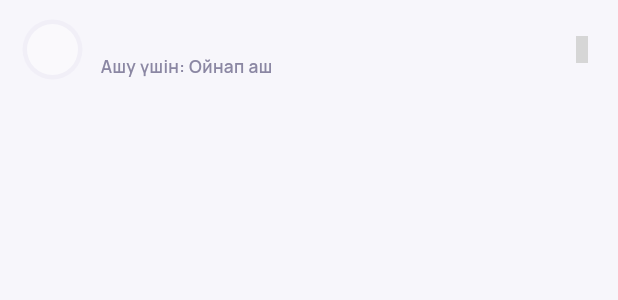
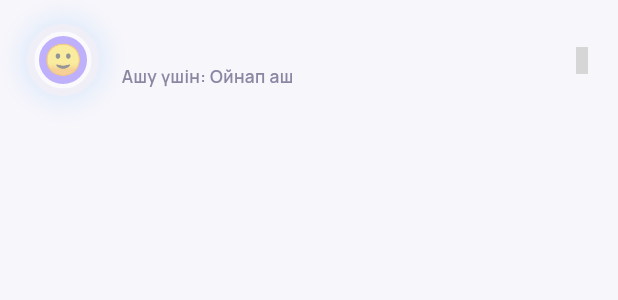
Before and after one commit to zhambyl14/sozqor, a Flutter app: the _CosmeticRow widget shown alone on an empty page, opened directly with empty values, on a phone screen of 412 x 824 dp. Shown: the top 300 px of the screen. Run offline on Flutter 3.47's test engine with Material 3 defaults, Android fonts, the phone set to English and light mode, and no system bars; our stand-ins replace firebase_core, firebase_messaging, flutter_local_notifications, flutter_riverpod, flutter_tts, google_fonts and 6 more; missing offline and left inert: phosphoricons_flutter; accounts and stored records are empty; network calls fail; grey boxes are pictures that could not be loaded.

Commit message:
Make a bought cosmetic look bought, wherever it is seen
The shop drew its own previews: a frame was one flat disc of one colour.
The renderer that draws the real thing — gradient, sweep, shimmer, pulse
— already existed and the shop simply never called it, so every item in
the catalogue looked like nothing worth paying for. It calls it now, at
a size worth looking at, with the rarity as light around the item rather
than only as a word underneath it. Banners get their sheen, auras their
actual glow, titles the letter they are.

And worn_cosmetics never returned the frames second colour or its
motion, so only the owner ever saw either: to everybody else — the
opponent across a rated battle, anyone opening the profile — the thing
they bought to be seen with was a plain ring. It returns both now, and
WornAvatar hands a moving frame to the same renderer.

Co-Authored-By: Claude Opus 5 <noreply@anthropic.com>

```diff
--- a/lib/data/repos/cosmetics_repo.dart
+++ b/lib/data/repos/cosmetics_repo.dart
@@ -144,6 +144,13 @@ class Cosmetic {
 class WornCosmetics {
   final String? frameId;
   final String? frameColor;
+
+  /// The frame's second colour and its motion. Without these, everybody but
+  /// the owner saw a flat ring: the effect was rendered from the shop
+  /// catalogue, which only the owner's own profile reads. An item bought to
+  /// be seen was invisible to exactly the people it was bought for.
+  final String? frameColor2;
+  final String? frameFx;
   final String? titleKk, titleRu;
   final String? bannerColor;
   final String? badgeEmoji;
@@ -152,6 +159,8 @@ class WornCosmetics {
   const WornCosmetics({
     this.frameId,
     this.frameColor,
+    this.frameColor2,
+    this.frameFx,
     this.titleKk,
     this.titleRu,
     this.bannerColor,
@@ -205,6 +214,8 @@ class CosmeticsRepo {
       out[id] = WornCosmetics(
         frameId:     m['frame'] as String?,
         frameColor:  m['frame_color'] as String?,
+        frameColor2: m['frame_color2'] as String?,
+        frameFx:     m['frame_fx'] as String?,
         titleKk:     m['title_kk'] as String?,
         titleRu:     m['title_ru'] as String?,
         bannerColor: m['banner_color'] as String?,
--- a/lib/features/profile/shop_screen.dart
+++ b/lib/features/profile/shop_screen.dart
@@ -30,6 +30,7 @@ import 'package:phosphoricons_flutter/phosphoricons_flutter.dart';
 import '../../core/theme/app_colors.dart';
 import '../../core/widgets/sq.dart';
 import '../../data/repos/cosmetics_repo.dart';
+import 'cosmetic_preview.dart';
 import '../../data/supa.dart';
 import '../../providers.dart';
 import '../home/missions_screen.dart';
@@ -361,7 +362,8 @@ class _CosmeticRow extends StatelessWidget {
   /// frame shows its ring, a banner its stripe, an aura its glow, a badge and
   /// an avatar their character. Nothing here switches over known ids, so an
   /// item the moderator adds tonight draws itself correctly tomorrow.
-  Widget _preview(BuildContext context) => cosmeticPreview(context, item);
+  Widget _preview(BuildContext context) =>
+      cosmeticPreview(context, item, size: 48);
 
   @override
   Widget build(BuildContext context) {
@@ -382,8 +384,23 @@ class _CosmeticRow extends StatelessWidget {
     return SqTile(
       padding: const EdgeInsets.symmetric(horizontal: 15, vertical: 13),
       leading: Opacity(
-        opacity: item.isReward && !item.unlocked ? 0.4 : 1,
-        child: _preview(context),
+        // A locked reward is dimmed rather than hidden: seeing what is behind
+        // the streak is the reason to keep the streak.
+        opacity: item.isReward && !item.unlocked ? 0.45 : 1,
+        child: Container(
+          padding: const EdgeInsets.all(3),
+          decoration: BoxDecoration(
+            shape: BoxShape.circle,
+            // The rarity as light around the item, so an epic reads as epic
+            // across the room instead of only in the word underneath it.
+            boxShadow: item.isDefault
+                ? null
+                : [BoxShadow(
+                    color: rarity.tint.withValues(alpha: 0.30),
+                    blurRadius: 14, spreadRadius: 1)],
+          ),
+          child: _preview(context),
+        ),
       ),
       title: item.name,
       subtitle: subtitle,
@@ -430,27 +447,47 @@ class _CosmeticRow extends StatelessWidget {
 
 /// The swatch a cosmetic is recognised by. Shared with the "wearing now"
 /// strip so an item never looks like two different things.
-Widget cosmeticPreview(BuildContext context, Cosmetic item, {double size = 40}) {
+/// What an item looks like, drawn from its own payload.
+///
+/// This used to be a flat disc of one colour for a frame, a plain stripe for
+/// a banner and a ring for an aura — which is precisely why the shop looked
+/// like nothing worth buying: the animated renderer already existed in
+/// cosmetic_preview.dart and the shop was not using it. A frame now previews
+/// with its real gradient and its real motion, so what you pay for is what
+/// you saw.
+///
+/// Nothing here switches over known ids, so an item a moderator adds tonight
+/// draws itself correctly tomorrow.
+Widget cosmeticPreview(BuildContext context, Cosmetic item, {double size = 44}) {
   final d = isDark(context);
   final color = sqHexColor(item.color);
+  final second = frameSecondOf(item.data) ?? color;
+  final tint = _rarity(item.rarity).tint;
 
   switch (item.kind) {
     case CosmeticKind.frame:
-      return Container(
-        width: size, height: size,
-        padding: EdgeInsets.all(size * 0.075),
-        decoration: BoxDecoration(
-          color: color ?? AppColors.muted(d), shape: BoxShape.circle),
-        child: Container(
-          decoration: BoxDecoration(
-            color: AppColors.card(d), shape: BoxShape.circle)),
+      // The real thing: gradient, sweep, shimmer or pulse, exactly as it will
+      // look on the profile and above the opponent's head in a battle.
+      return CosmeticAvatar(
+        name: item.name,
+        emoji: '🙂',
+        size: size,
+        frame: color ?? AppColors.muted(d),
+        frameSecond: second,
+        fx: frameFxOf(item.data),
       );
 
     case CosmeticKind.avatar:
       return Container(
         width: size, height: size,
         decoration: BoxDecoration(
-          color: AppColors.muted(d),
+          gradient: LinearGradient(
+            colors: [
+              AppColors.soft(tint, d),
+              AppColors.line(tint, d),
+            ],
+            begin: Alignment.topLeft,
+            end: Alignment.bottomRight),
           borderRadius: BorderRadius.circular(size * 0.33)),
         alignment: Alignment.center,
         child: Text(item.emoji ?? '🙂',
@@ -459,19 +496,28 @@ Widget cosmeticPreview(BuildContext context, Cosmetic item, {double size = 40})
 
     case CosmeticKind.badge:
       // A badge rides next to a name at a fraction of this size, so it is
-      // previewed on a disc of its own rather than free-floating.
+      // previewed on a disc of its own with the rarity's light behind it.
       return Container(
         width: size, height: size,
         decoration: BoxDecoration(
-          color: AppColors.soft(_rarity(item.rarity).tint, d),
-          shape: BoxShape.circle),
+          shape: BoxShape.circle,
+          gradient: RadialGradient(
+            colors: [AppColors.soft(tint, d), AppColors.line(tint, d)]),
+          boxShadow: [
+            BoxShadow(
+              color: tint.withValues(alpha: 0.35),
+              blurRadius: size * 0.28, spreadRadius: size * 0.02),
+          ],
+        ),
         alignment: Alignment.center,
         child: Text(item.emoji ?? '•',
           style: TextStyle(fontSize: size * 0.45)),
       );
 
     case CosmeticKind.banner:
-      // A banner is a wide strip behind a name, so the preview is that strip.
+      // A banner is a wide strip behind a name, so the preview is that strip
+      // — with the diagonal sheen it actually carries, not a flat bar.
+      final base = color ?? tint;
       return Container(
         width: size, height: size,
         decoration: BoxDecoration(
@@ -479,44 +525,96 @@ Widget cosmeticPreview(BuildContext context, Cosmetic item, {double size = 40})
           borderRadius: BorderRadius.circular(size * 0.28)),
         clipBehavior: Clip.antiAlias,
         alignment: Alignment.center,
-        child: Container(
-          height: size * 0.5,
-          decoration: BoxDecoration(
-            gradient: color == null
-                ? null
-                : LinearGradient(
-                    colors: [color, color.withValues(alpha: 0.45)],
-                    begin: Alignment.centerLeft,
-                    end: Alignment.centerRight),
-            color: color == null ? AppColors.text4(d) : null),
+        child: Stack(
+          fit: StackFit.expand,
+          children: [
+            DecoratedBox(
+              decoration: BoxDecoration(
+                gradient: LinearGradient(
+                  colors: [
+                    base,
+                    Color.lerp(base, Colors.black, 0.35) ?? base,
+                  ],
+                  begin: Alignment.topLeft,
+                  end: Alignment.bottomRight),
+              ),
+            ),
+            // The highlight that makes a flat rectangle read as a surface.
+            Transform.rotate(
+              angle: -0.6,
+              child: FractionallySizedBox(
+                widthFactor: 0.42,
+                child: DecoratedBox(
+                  decoration: BoxDecoration(
+                    gradient: LinearGradient(
+                      colors: [
+                        Colors.white.withValues(alpha: 0.00),
+                        Colors.white.withValues(alpha: 0.28),
+                        Colors.white.withValues(alpha: 0.00),
+                      ],
+                    ),
+                  ),
+                ),
+              ),
+            ),
+          ],
         ),
       );
 
     case CosmeticKind.aura:
-      // An aura is light around an avatar; the preview is that light.
-      final glow = color ?? AppColors.text4(d);
+      // An aura is light around an avatar; the preview is that light, at the
+      // strength it will actually have.
+      final glow = color ?? tint;
       return SizedBox(
         width: size, height: size,
         child: Center(
           child: Container(
-            width: size * 0.62, height: size * 0.62,
+            width: size * 0.60, height: size * 0.60,
             decoration: BoxDecoration(
-              color: AppColors.card(d),
               shape: BoxShape.circle,
+              gradient: RadialGradient(colors: [
+                AppColors.card(d),
+                glow.withValues(alpha: 0.35),
+              ]),
               border: Border.all(color: glow, width: 2),
-              boxShadow: color == null
-                  ? null
-                  : [BoxShadow(
-                      color: glow.withValues(alpha: 0.55),
-                      blurRadius: size * 0.30, spreadRadius: size * 0.06)],
+              boxShadow: [
+                BoxShadow(
+                  color: glow.withValues(alpha: 0.60),
+                  blurRadius: size * 0.34, spreadRadius: size * 0.08),
+                BoxShadow(
+                  color: glow.withValues(alpha: 0.25),
+                  blurRadius: size * 0.60, spreadRadius: size * 0.16),
+              ],
             ),
           ),
         ),
       );
 
     case CosmeticKind.title:
-      return SqTintBox(PhosphorIconsFill.sealCheck,
-        tint: _rarity(item.rarity).tint, size: size);
+      // A title is words in the frame's colour, so the preview is the word
+      // itself rather than a generic seal that told you nothing.
+      return Container(
+        width: size, height: size,
+        decoration: BoxDecoration(
+          borderRadius: BorderRadius.circular(size * 0.28),
+          gradient: LinearGradient(
+            colors: [AppColors.soft(tint, d), AppColors.line(tint, d)],
+            begin: Alignment.topLeft,
+            end: Alignment.bottomRight),
+        ),
+        alignment: Alignment.center,
+        child: Padding(
+          padding: EdgeInsets.symmetric(horizontal: size * 0.08),
+          child: FittedBox(
+            child: Text(
+              item.name.isEmpty ? 'A' : item.name.characters.first.toUpperCase(),
+              style: TextStyle(
+                fontWeight: FontWeight.w900,
+                color: AppColors.onSoft(tint, d)),
+            ),
+          ),
+        ),
+      );
   }
 }
 
--- a/lib/features/profile/worn_avatar.dart
+++ b/lib/features/profile/worn_avatar.dart
@@ -27,6 +27,7 @@ import 'package:flutter/material.dart';
 import '../../core/theme/app_colors.dart';
 import '../../core/widgets/sq.dart';
 import '../../data/repos/cosmetics_repo.dart';
+import 'cosmetic_preview.dart';
 
 class WornAvatar extends StatelessWidget {
   final String name;
@@ -58,6 +59,24 @@ class WornAvatar extends StatelessWidget {
     final frame = sqHexColor(worn?.frameColor);
     final aura = sqHexColor(worn?.auraColor);
     final badge = worn?.badge;
+
+    // A frame that carries motion is drawn by the renderer that knows how to
+    // move it — the same one the shop previews with and the owner's own
+    // profile uses. Anything else and the thing somebody paid for looks like
+    // a plain ring to every person who sees them.
+    final fx = frameFxOf({'fx': worn?.frameFx});
+    if (frame != null && fx != FrameFx.none) {
+      return CosmeticAvatar(
+        name: name,
+        emoji: emoji,
+        size: size,
+        frame: frame,
+        frameSecond: sqHexColor(worn?.frameColor2) ?? frame,
+        fx: fx,
+        aura: aura,
+        badge: badge,
+      );
+    }
 
     // The ring eats 2 pt a side, so the face shrinks to keep the whole
     // assembly at [size] and rows stay the height they were.
```
Also changed, not shown: 1 other file.
